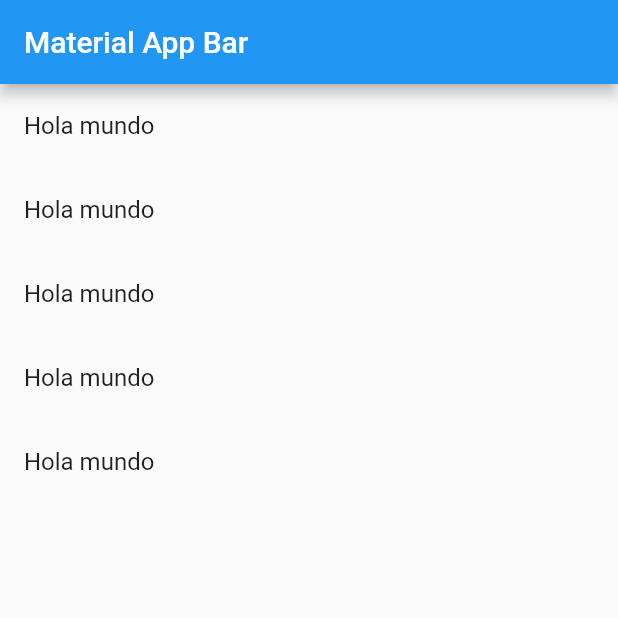
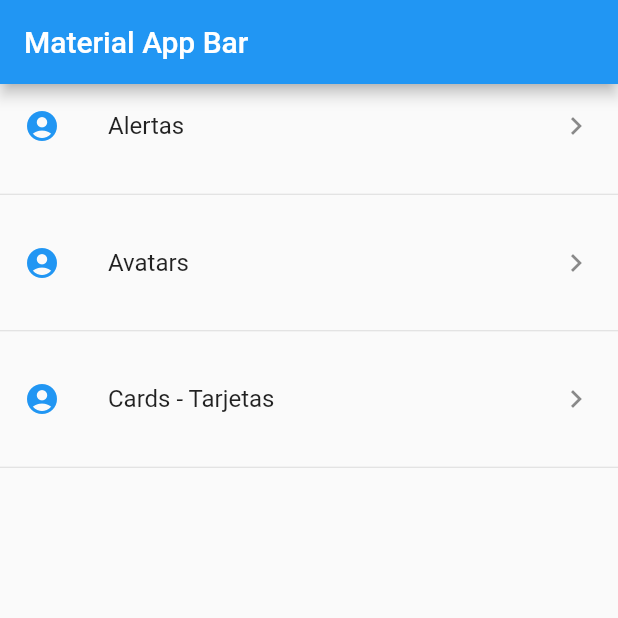
Before and after one commit to lpipeal/flutter_componentes, a Flutter app: the screen it shows after launch, on a phone screen of 412 x 824 dp, the top half of it. Run offline on Flutter 3.47's test engine with Material 2 defaults, Android fonts, the phone set to English and light mode, and no system bars.

```diff
--- a/lib/src/pages/home_page.dart
+++ b/lib/src/pages/home_page.dart
@@ -28,29 +28,54 @@ class HomePage extends StatelessWidget {
 
     Widget _lista() {
 
-      menuProvider.cargarData().then((opciones){
-        print(opciones);
-      });
+      //menuProvider.cargarData().then((opciones){
+        //print(opciones);
+      //});
+
+     return FutureBuilder(
+       future: menuProvider.cargarData(),
+       initialData: [],
+       builder: (BuildContext context, AsyncSnapshot <List<dynamic>>snapshot){
+
+                print('builder');
+                print(snapshot.data);
+
+                 return ListView(
+                    children: _listaItems(snapshot.data),
+                  );
+
+                 },
+     );
 
 
 
-        return ListView(
-            children: _listaItems(),
-                    );
 
                 }
 
 
 
 
-              List <Widget>_listaItems() {
-                    return [
-                      ListTile(title: Text('Hola mundo')),
-                      ListTile(title: Text('Hola mundo')),
-                      ListTile(title: Text('Hola mundo')),
-                      ListTile(title: Text('Hola mundo')),
-                      ListTile(title: Text('Hola mundo')),
-                    ];
+              List <Widget>_listaItems(List<dynamic> data) {
+
+                  final List <Widget> opciones =[];
+
+
+                          data.forEach((opt){
+
+                                    final widgetTemp = ListTile(
+                                      title: Text(opt['texto']),
+                                      leading: Icon(Icons.account_circle, color: Colors.blue,),
+                                      trailing: Icon(Icons.keyboard_arrow_right),
+                                      onTap: (){
+
+                                      },
+                                    );
+                                  opciones..add(widgetTemp)
+                                            ..add(Divider(height: 35,));
+                                }
+                          );
+
+                  return opciones;
 
               }
 
```
